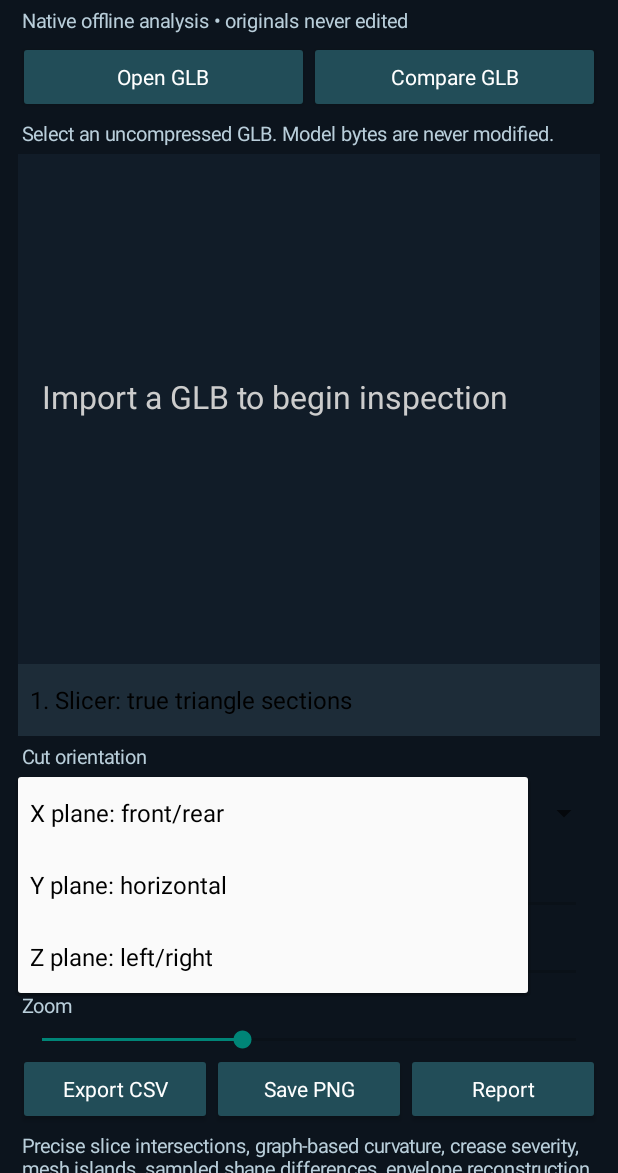
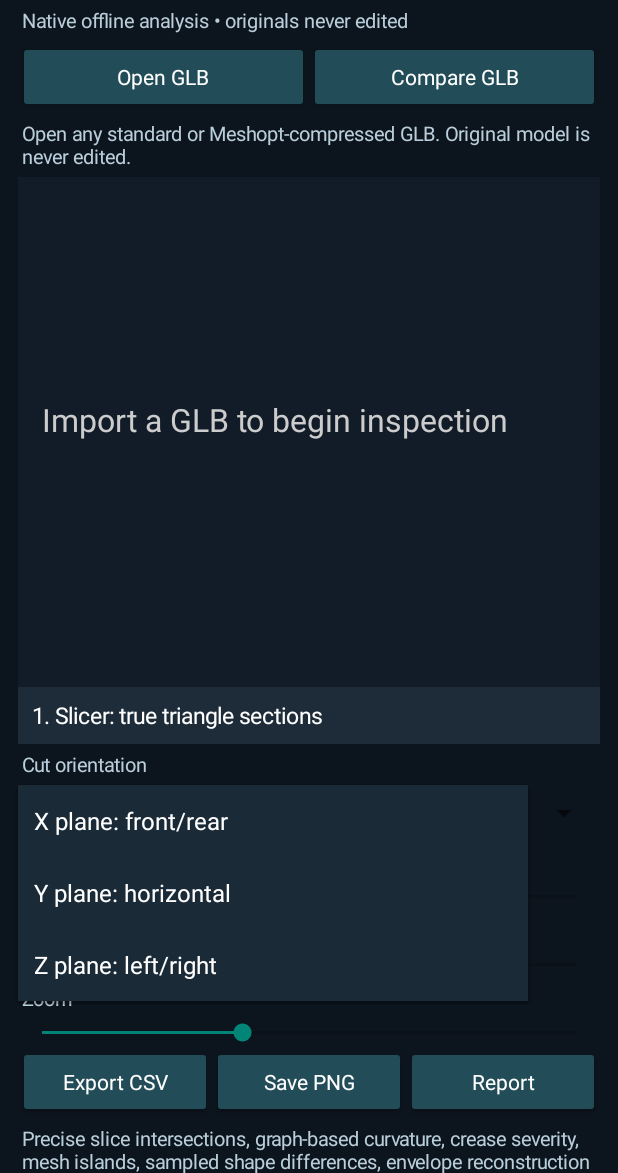
Before and after one commit to tpylman90-ctrl/Assetwright, an Android app built with Jetpack Compose: the GeometryLabActivity screen opened directly, with no data from a screen before it, after a tap on "Z plane: left/right", on a phone screen of 412 x 824 dp, the part 63-1236 px from its top. Run offline under Robolectric (Android 15) with nearby library versions, the phone set to English and light mode, and no system bars; 2 other taps on this screen came first.

Commit message:
Fix Android 16 status bar insets and dark-theme spinner contrast in Geometry Lab

```diff
--- a/app/src/main/java/com/assetwright/app/geometry/GeometryLabActivity.kt
+++ b/app/src/main/java/com/assetwright/app/geometry/GeometryLabActivity.kt
@@ -11,6 +11,8 @@ import android.view.View
 import android.widget.*
 import android.graphics.Typeface
 import androidx.activity.ComponentActivity
+import androidx.core.view.ViewCompat
+import androidx.core.view.WindowInsetsCompat
 import androidx.activity.result.contract.ActivityResultContracts
 import java.io.ByteArrayOutputStream
 import java.util.Locale
@@ -72,11 +74,41 @@ class GeometryLabActivity : ComponentActivity() {
         if(bold)typeface=Typeface.DEFAULT_BOLD
         setPadding(4,7,4,7)
     }
+    private fun darkSpinnerAdapter(options: Array<String>): ArrayAdapter<String> {
+        return object : ArrayAdapter<String>(this, android.R.layout.simple_spinner_item, options) {
+            override fun getView(position: Int, convertView: View?, parent: android.view.ViewGroup): View {
+                val view = super.getView(position, convertView, parent)
+                (view as? TextView)?.apply {
+                    setTextColor(Color.WHITE)
+                    textSize = 15f
+                    setPadding(14, 13, 14, 13)
+                }
+                return view
+            }
+            override fun getDropDownView(position: Int, convertView: View?, parent: android.view.ViewGroup): View {
+                val view = super.getDropDownView(position, convertView, parent)
+                (view as? TextView)?.apply {
+                    setTextColor(Color.WHITE)
+                    setBackgroundColor(Color.rgb(27, 42, 55))
+                    setPadding(16, 16, 16, 16)
+                }
+                return view
+            }
+        }.apply { setDropDownViewResource(android.R.layout.simple_spinner_dropdown_item) }
+    }
     override fun onCreate(savedInstanceState:Bundle?) {
         super.onCreate(savedInstanceState)
         window.statusBarColor=Color.rgb(12,20,29)
         window.navigationBarColor=Color.rgb(12,20,29)
         val root=ScrollView(this).apply{setBackgroundColor(Color.rgb(12,20,29))}
+        // Android 15/16 enforces edge-to-edge layouts; avoid placing controls
+        // underneath the phone status icons and navigation bar.
+        ViewCompat.setOnApplyWindowInsetsListener(root) { view, insets ->
+            val bars = insets.getInsets(WindowInsetsCompat.Type.systemBars() or
+                WindowInsetsCompat.Type.displayCutout())
+            view.setPadding(0, bars.top, 0, bars.bottom)
+            insets
+        }
         val content=LinearLayout(this).apply{
             orientation=LinearLayout.VERTICAL
             setPadding(18,12,18,22)
@@ -90,12 +122,12 @@ class GeometryLabActivity : ComponentActivity() {
         row.addView(button("Compare GLB"){selectReference.launch(arrayOf("model/gltf-binary","application/octet-stream","*/*"))},
             LinearLayout.LayoutParams(0,-2,1f))
         content.addView(row)
-        info=label("Select an uncompressed GLB. Model bytes are never modified.")
+        info=label("Open any standard or Meshopt-compressed GLB. Original model is never edited.")
         content.addView(info)
         drawing=ScanView()
         content.addView(drawing,LinearLayout.LayoutParams(-1,(resources.displayMetrics.density*340).toInt()))
         val spinner=Spinner(this)
-        spinner.adapter=ArrayAdapter(this,android.R.layout.simple_spinner_dropdown_item,modes)
+        spinner.adapter=darkSpinnerAdapter(modes)
         spinner.setBackgroundColor(Color.rgb(29,44,56))
         spinner.onItemSelectedListener=object:android.widget.AdapterView.OnItemSelectedListener{
             override fun onNothingSelected(p:android.widget.AdapterView<*>?) {}
@@ -106,7 +138,7 @@ class GeometryLabActivity : ComponentActivity() {
         content.addView(spinner)
         content.addView(label("Cut orientation"))
         viewAxis=Spinner(this)
-        viewAxis.adapter=ArrayAdapter(this,android.R.layout.simple_spinner_dropdown_item,
+        viewAxis.adapter=darkSpinnerAdapter(
             arrayOf("X plane: front/rear","Y plane: horizontal","Z plane: left/right"))
         viewAxis.setSelection(2)
         viewAxis.onItemSelectedListener=object:android.widget.AdapterView.OnItemSelectedListener{
@@ -157,7 +189,7 @@ class GeometryLabActivity : ComponentActivity() {
         out.addView(button("Report"){exportReport.launch("assetwright_report.txt")},
             LinearLayout.LayoutParams(0,-2,1f))
         content.addView(out)
-        content.addView(label("Precise slice intersections, graph-based curvature, crease severity, mesh islands, sampled shape differences, envelope reconstruction guides, vertical thickness, silhouettes and feature candidates. Meshopt-compressed/Draco GLBs require desktop pre-processing. Exports are diagnostic, not automatically retopologized surfaces."))
+        content.addView(label("Precise slice intersections, graph-based curvature, crease severity, mesh islands, sampled shape differences, envelope reconstruction guides, vertical thickness, silhouettes and feature candidates. Meshopt-compressed GLBs open directly; Draco-compressed GLBs still need conversion. Exports are diagnostic, not automatically retopologized surfaces."))
         setContentView(root)
     }
     private fun updateSummary(){
```
